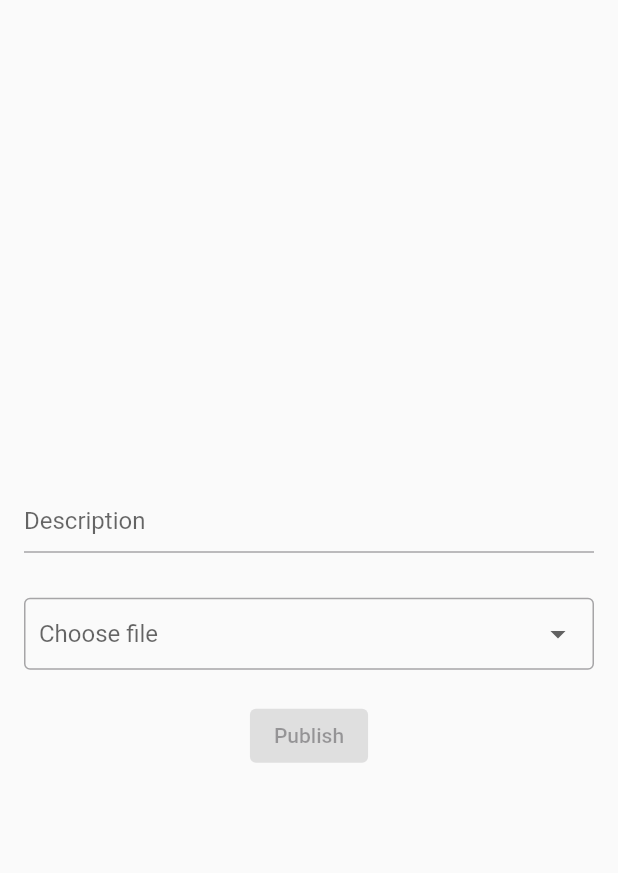
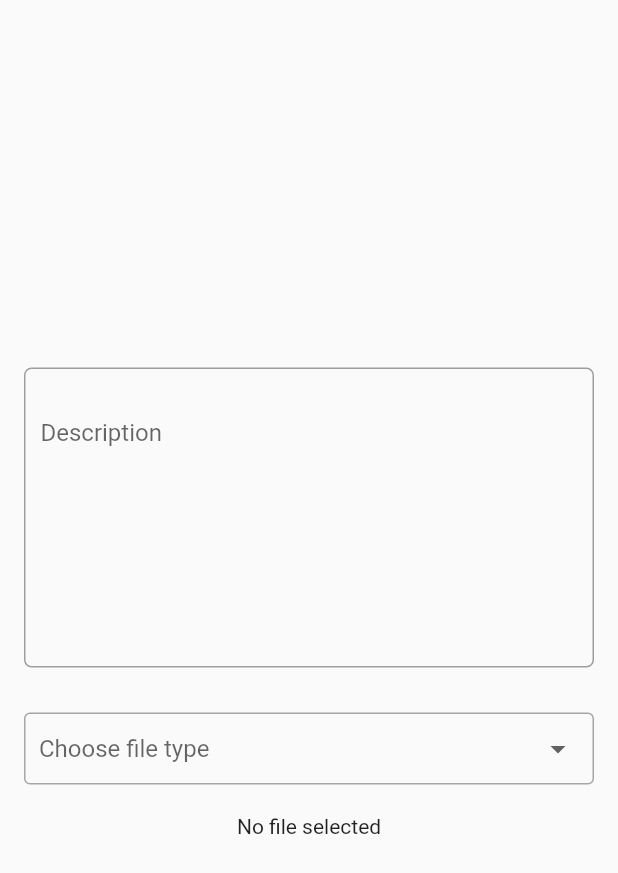
Before and after one commit to muznahrehman21/unimap_admin1, a Flutter app: the UpdateScreen screen opened directly, on a phone screen of 412 x 824 dp. Shown: the top 873 px of the screen. Run offline on Flutter 3.47's test engine with Material 3 defaults, Android fonts, the light colour scheme and no system bars; our stand-ins replace cloud_firestore, file_picker, firebase_auth, firebase_core, get; accounts and stored records are empty.

Commit message:
file functionality added

```diff
--- /dev/null
+++ b/lib/controllers/updates_controller.dart
@@ -0,0 +1,27 @@
+import 'dart:io';
+
+import 'package:file_picker/file_picker.dart';
+import 'package:get/get.dart';
+
+class UpdatesController extends GetxController{
+  RxBool isImage = false.obs;
+  File? file;
+  pickFile() async {
+    FilePickerResult? result = await FilePicker.platform.pickFiles(
+      type: FileType.custom,
+      allowedExtensions: ['jpg', 'pdf', 'doc', 'png', 'jpeg'],
+    );
+    if(result != null) {
+       file = File(result.files.single.path!);
+       isImage.value = true;
+    } else {
+
+    }
+    update();
+  }
+  clearFile(){
+    file = null;
+    isImage.value = false;
+    update();
+  }
+}
--- a/lib/views/tabs/update_screen.dart
+++ b/lib/views/tabs/update_screen.dart
@@ -1,4 +1,6 @@
 import 'package:flutter/material.dart';
+import 'package:get/get.dart';
+import 'package:unimap_admin/controllers/updates_controller.dart';
 
 class UpdateScreen extends StatefulWidget {
   const UpdateScreen({Key? key}) : super(key: key);
@@ -8,33 +10,49 @@ class UpdateScreen extends StatefulWidget {
 }
 
 class _UpdateScreenState extends State<UpdateScreen> {
+  final UpdatesController updatesController = Get.put(UpdatesController());
   TextEditingController textController = TextEditingController();
   String? selectedFile;
-  List<String> files = ['Image', 'File',];
+  List<String> files = [
+    'Image',
+    'File',
+  ];
 
   @override
   Widget build(BuildContext context) {
     return Scaffold(
-      body: Center(
+      body: GetBuilder<UpdatesController>(
+        builder:(_){
+          return Center(
             child: Padding(
               padding: const EdgeInsets.all(16),
-          child: Column(
+              child:  Column(
                 mainAxisAlignment: MainAxisAlignment.center,
                 children: <Widget>[
-              TextField(
+                  Container(
+                    decoration: BoxDecoration(
+                      border: Border.all(color: Colors.grey),
+                      borderRadius: BorderRadius.circular(5),
+                    ),
+                    padding:
+                    const EdgeInsets.symmetric(horizontal: 10, vertical: 5),
+                    height: 200,
+                    child: TextField(
                       controller: textController,
                       decoration: const InputDecoration(
                         labelText: 'Description',
                         alignLabelWithHint: true,
+                        border: InputBorder.none,
                       ),
                       keyboardType: TextInputType.multiline,
                       textInputAction: TextInputAction.newline,
                       maxLines: null,
                     ),
+                  ),
                   const SizedBox(height: 30),
                   DropdownButtonFormField<String>(
                     value: selectedFile,
-                hint: const Text('Choose file'),
+                    hint: const Text('Choose file type'),
                     onChanged: (String? newValue) {
                       setState(() {
                         selectedFile = newValue;
@@ -53,13 +71,37 @@ class _UpdateScreenState extends State<UpdateScreen> {
                     ),
                   ),
                   const SizedBox(height: 20),
-              const ElevatedButton(
-                onPressed: null,
+                  if (updatesController.file != null)
+                    Text(updatesController.file!.path.split('/').last)
+                  else
+                    const Text('No file selected'),
+                  const SizedBox(height: 20),
+                  if (selectedFile != null)
+                    ElevatedButton(
+                      onPressed: () {
+                        updatesController.pickFile();
+                      },
+                      child: const Text('Choose file'),
+                    ),
+                  if (updatesController.file != null)
+                    ElevatedButton(
+                      onPressed: () {
+                        if (selectedFile == null || selectedFile!.isEmpty) {
+                          Get.snackbar('Error', 'Select file type');
+                        } else if (textController.text.isEmpty) {
+                          Get.snackbar('Error', 'Enter description');
+                        } else {
+                          // updatesController.uploadImage(textController.text);
+                        }
+                      },
                       child: Text('Publish'),
+
                     ),
                 ],
               ),
             ),
+          );
+        },
       ),
     );
   }
--- a/pubspec.yaml
+++ b/pubspec.yaml
@@ -42,6 +42,7 @@ dependencies:
   firebase_messaging:
   cloud_firestore:
   firebase_storage:
+  file_picker:
 dev_dependencies:
   flutter_test:
     sdk: flutter
```
Lines whose indentation alone changed are shown as unchanged.
